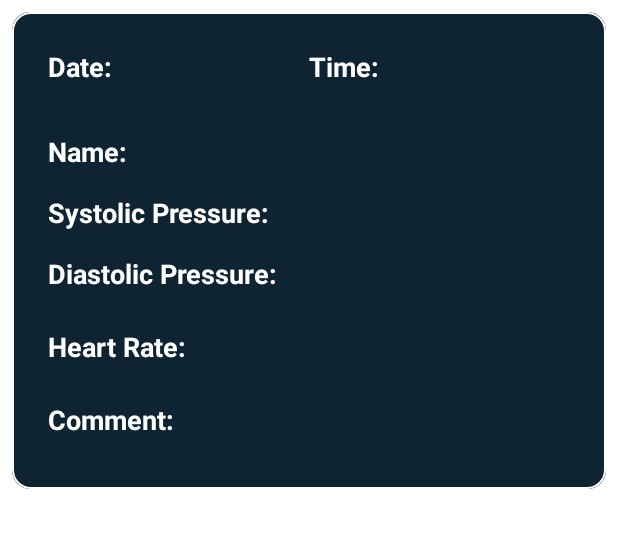
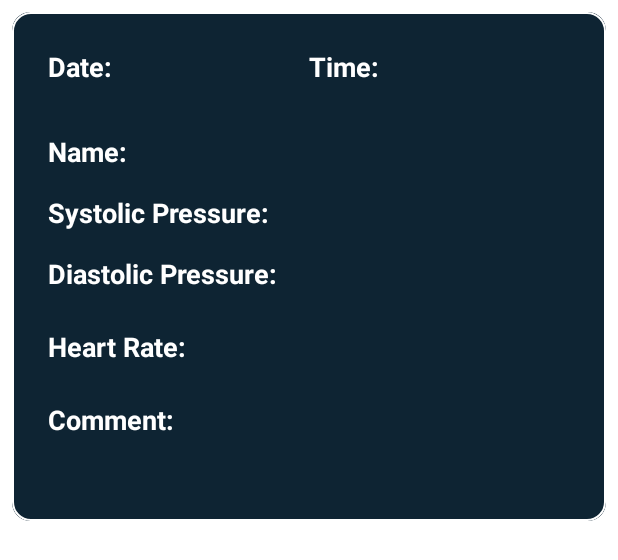
Before and after one commit to Hasib305/FinalCardiac, an Android app: the layout user_rv_item.xml on its own in the app's theme, with its tools: preview values and no code run, on a phone screen of 412 x 824 dp. Shown: the top 560 px of the screen. Run offline under Robolectric (Android 15) with nearby library versions, the phone set to English and light mode, and no system bars.

Commit message:
rv modal chanage

```diff
--- a/app/src/main/res/layout/user_rv_item.xml
+++ b/app/src/main/res/layout/user_rv_item.xml
@@ -16,7 +16,7 @@
 
         <LinearLayout
             android:layout_width="match_parent"
-            android:layout_height="318dp"
+            android:layout_height="339dp"
             android:background="@drawable/border_layout"
             android:orientation="vertical"
             android:padding="16dp">
@@ -72,7 +72,7 @@
 
                 <TextView
                     android:id="@+id/cardSystolicPressureLabel"
-                    android:layout_width="0dp"
+                    android:layout_width="64dp"
                     android:layout_height="wrap_content"
                     android:layout_weight="1"
                     android:text="Systolic Pressure: "
@@ -100,7 +100,7 @@
 
                 <TextView
                     android:id="@+id/cardDiastolicPressureLabel"
-                    android:layout_width="0dp"
+                    android:layout_width="67dp"
                     android:layout_height="wrap_content"
                     android:layout_weight="1"
                     android:text="Diastolic Pressure: "
```
